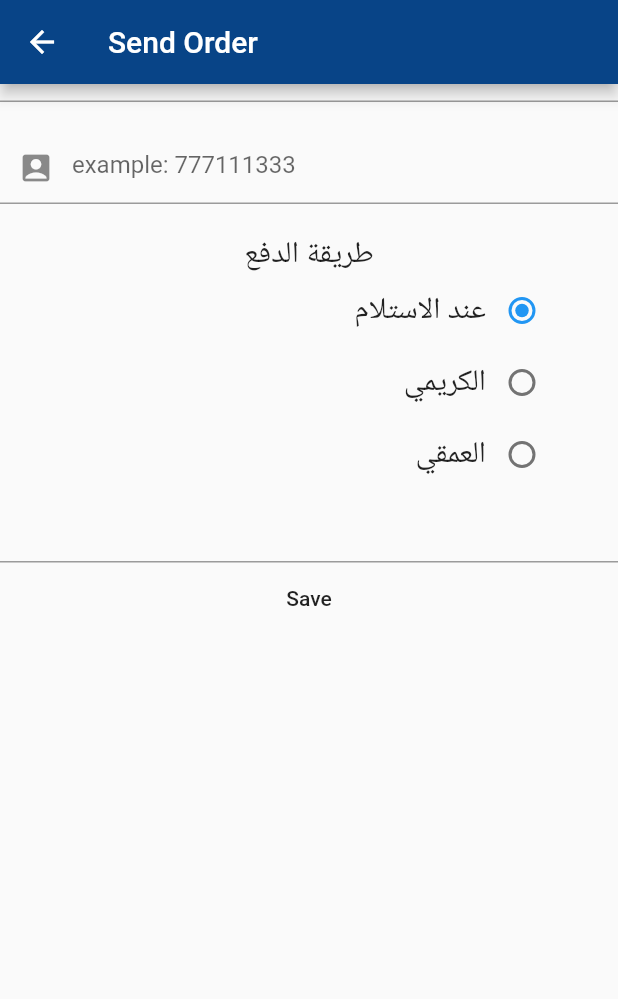
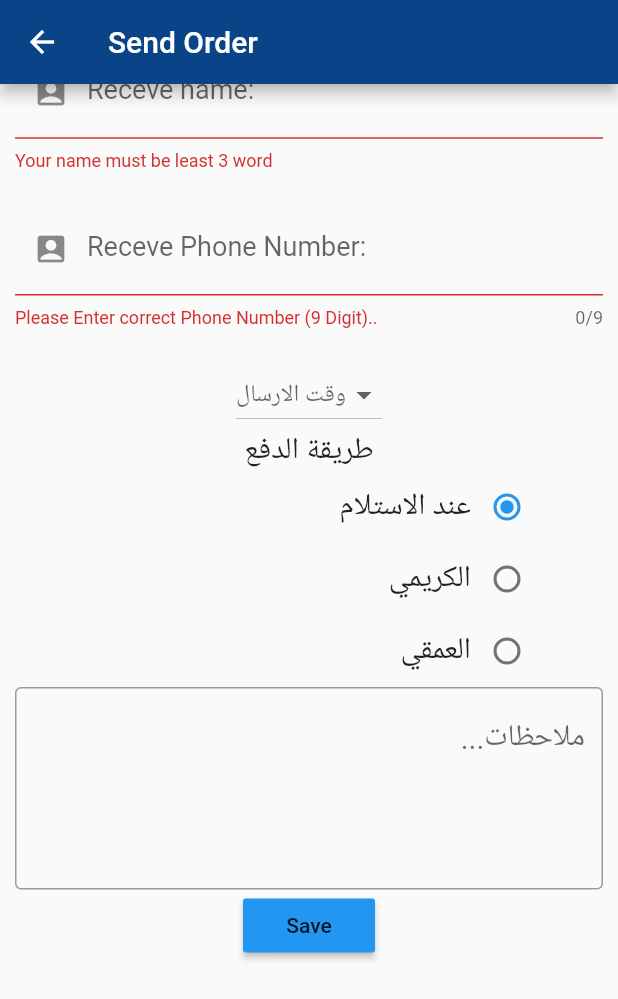
Before and after one commit to YusufAhmedBinQhman/shop_app, a Flutter app: the screen it shows after launch, scrolled down 56 dp, after a tap on "Save", on a phone screen of 412 x 824 dp. Shown: the top 999 px of the screen. Run offline on Flutter 3.47's test engine with Material 3 defaults, Android fonts, the phone set to English and light mode, and no system bars.

Commit message:
complete1 DropDownt

```diff
--- a/lib/models/sendOrder.dart
+++ b/lib/models/sendOrder.dart
@@ -1,5 +1,4 @@
 class sendTime {
-
-    late String name, value;
+  late String name, value;
   sendTime({required this.name, required this.value});
 }
--- a/lib/viewmodels/sendOrderVM.dart
+++ b/lib/viewmodels/sendOrderVM.dart
@@ -1,11 +1,11 @@
 import 'package:shop_app1/models/sendOrder.dart';
 
 class SendOrderVM {
- List<sendTime> loadTime() {
+  List<sendTime> loadTime() {
     return [
-      sendTime(name: "Morning", value: "Mo"),
-      sendTime(name: "noon", value: "no"),
-      sendTime(name: "Evening", value: "Ev"),
+      sendTime(name: "صباحاً", value: "Mo"),
+      sendTime(name: "عصراً", value: "no"),
+      sendTime(name: "ليلاً", value: "Ev"),
     ];
   }
 }
--- a/lib/views/SendOrder.dart
+++ b/lib/views/SendOrder.dart
@@ -23,6 +23,7 @@ class _SendOrderState extends State<SendOrder> {
       ),
       body: SingleChildScrollView(
         child: Container(
+          padding: EdgeInsets.all(10),
           height: MediaQuery.of(context).size.height,
           child: Form(
             key: frmky,
@@ -31,10 +32,13 @@ class _SendOrderState extends State<SendOrder> {
                 SizedBox(height: 20),
                 TextFormField(
                   keyboardType: TextInputType.name,
-                  validator: (x) => checkValidate(x),
+                  validator: (x) => checkValidName(x),
                   decoration: InputDecoration(
                     prefixIcon: Icon(Icons.account_box),
-                    hintText: "Enter Your Name",
+                    labelText: "Receve name:",
+                    labelStyle: TextStyle(fontSize: 18),
+                    hintText: "Enter Receve Name",
+                    hintStyle: TextStyle(fontSize: 18),
                     // enabledBorder: OutlineInputBorder(borderRadius: BorderRadius.all())
                   ),
                 ),
@@ -42,26 +46,35 @@ class _SendOrderState extends State<SendOrder> {
                 TextFormField(
                   validator: (x) => checkValidPhone(x),
                   keyboardType: TextInputType.phone,
+                  maxLength: 9,
                   decoration: InputDecoration(
                     prefixIcon: Icon(Icons.account_box),
+                    labelText: "Receve Phone Number:",
+                    labelStyle: TextStyle(fontSize: 18),
                     hintText: "example: 777111333",
+                    hintStyle: TextStyle(fontSize: 18),
                     //  enabledBorder: OutlineInputBorder(borderRadius: BorderRadius.all())
                   ),
                 ),
                 SizedBox(height: 20),
-                // DropdownButton(
-                //     items: sendOrderVM
-                //         .loadTime()
-                //         .map((t) => DropdownMenuItem(child: Text(t.name)))
-                //         .toList(),
-                //     onChanged: (x) {
-                //       selectTime = x;
-                //     }),
+                DropdownButton(
+                    hint: Text("وقت الارسال"),
+                    value: selectTime,
+                    items: sendOrderVM
+                        .loadTime()
+                        .map((t) => DropdownMenuItem(
+                              child: Text(t.name),
+                              value: t.value,
+                            ))
+                        .toList(),
+                    onChanged: (x) {
+                      selectTime = x;
+                      setState(() {});
+                    }),
                 Text(
                   "طريقة الدفع",
                   style: TextStyle(fontSize: 20),
                 ),
-
                 Row(
                   mainAxisAlignment: MainAxisAlignment.end,
                   children: [
@@ -104,12 +117,21 @@ class _SendOrderState extends State<SendOrder> {
                     SizedBox(width: 40)
                   ],
                 ),
-                TextField(),
+                TextField(
+                  textAlign: TextAlign.right,
+                  maxLines: 10,
+                  minLines: 5,
+                  decoration: InputDecoration(
+                      border: OutlineInputBorder(),
+                      hintText: "...ملاحظات",
+                      hintStyle: TextStyle(fontSize: 20)),
+                ),
                 MaterialButton(
+                    color: Colors.blue,
                     child: Text("Save"),
                     onPressed: () {
                       if (frmky.currentState!.validate()) {
-                        frmky.currentState!.save();
+                        return null;
                       }
                     }),
               ],
@@ -120,23 +142,21 @@ class _SendOrderState extends State<SendOrder> {
     ));
   }
 
-  checkValidate(String? x) {
+  checkValidName(String? x) {
     List<String> lenWord = x!.split(" ");
     if ((x.isEmpty || lenWord.length < 3)) {
-      return Text(
-          "Please Enter correct name.. Your name must be least 3 word ");
+      return "Your name must be least 3 word ";
     } else
       return null;
   }
 
   checkValidPhone(String? x) {
-    if ((x!.isEmpty ||
-        x.length < 10 ||
-        x != x.startsWith("71") ||
-        x != x.startsWith("77") ||
-        x != x.startsWith("78"))) {
-      return Text(
-          "Please Enter correct Phone Number.. Your Phone must be begin (77 Or 78 Or 71) ");
+    if ((x!.isEmpty || x.length != 9)) {
+      return "Please Enter correct Phone Number (9 Digit)..";
+    } else if (!x.startsWith("71") &&
+        !x.startsWith("77") &&
+        !x.startsWith("73")) {
+      return " Your Phone must be begin (77 Or 78 Or 71) ";
     } else
       return null;
   }
```
